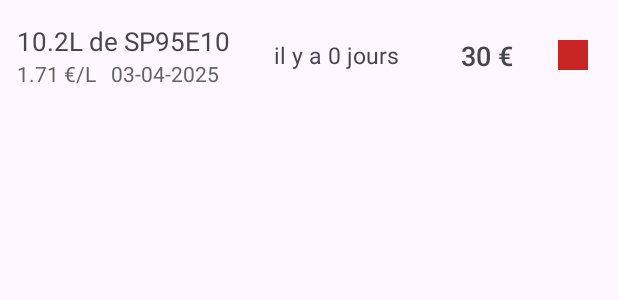
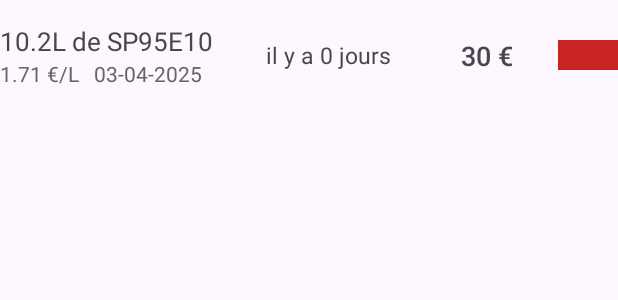
Before and after one commit to Bisouke/appli2, an Android app: the layout item_historique_plein.xml on its own in the app's theme, with its tools: preview values and no code run, on a phone screen of 412 x 824 dp. Shown: the top 300 px of the screen. Run offline under Robolectric (Android 15) with nearby library versions, the light colour scheme and no system bars.

Commit message:
changement nom Ajout de carburant --> Nouveau plein, modification des views de couleur dans historique des pleins

```diff
--- a/app/src/main/res/layout/activity_historique2.xml
+++ b/app/src/main/res/layout/activity_historique2.xml
@@ -97,8 +97,8 @@
                 android:id="@+id/linearLayoutHistorique"
                 android:layout_width="match_parent"
                 android:layout_height="match_parent"
-                android:layout_marginLeft="10dp"
-                android:layout_marginRight="10dp"
+                android:layout_marginLeft="15sp"
+                android:layout_marginRight="15sp"
                 android:orientation="vertical">
 
                 <Space
--- a/app/src/main/res/layout/activity_plein.xml
+++ b/app/src/main/res/layout/activity_plein.xml
@@ -23,7 +23,7 @@
             android:background="#95B7FD"
             android:fontFamily="sans-serif-medium"
             android:gravity="center_horizontal|center_vertical"
-            android:text="Ajout de carburant"
+            android:text="Nouveau plein"
             android:textSize="24sp" />
 
         <LinearLayout
--- a/app/src/main/res/layout/item_historique_plein.xml
+++ b/app/src/main/res/layout/item_historique_plein.xml
@@ -12,7 +12,6 @@
         android:id="@+id/itemLinearLayout"
         android:layout_width="match_parent"
         android:layout_height="wrap_content"
-        android:layout_marginStart="1dp"
 
         android:clickable="false"
         android:orientation="horizontal"
@@ -22,7 +21,6 @@
         <LinearLayout
             android:layout_width="150sp"
             android:layout_height="wrap_content"
-            android:layout_marginLeft="10dp"
             android:layout_marginTop="5dp"
             android:layout_marginBottom="5dp"
             android:gravity="left"
@@ -69,16 +67,12 @@
 
         <View
             android:id="@+id/textViewItemHist_color"
-            android:layout_width="20dp"
+            android:layout_width="40dp"
             android:layout_height="20dp"
             android:layout_gravity="center_vertical"
             android:layout_marginLeft="30dp"
             android:background="#C92525" />
 
-        <Space
-            android:layout_width="20dp"
-            android:layout_height="wrap_content" />
-
     </LinearLayout>
 
 </androidx.constraintlayout.widget.ConstraintLayout>
```
Also changed, not shown: app/src/main/java/com/example/appli2/ActivityHistorique2.java (+12 -8 lines).
